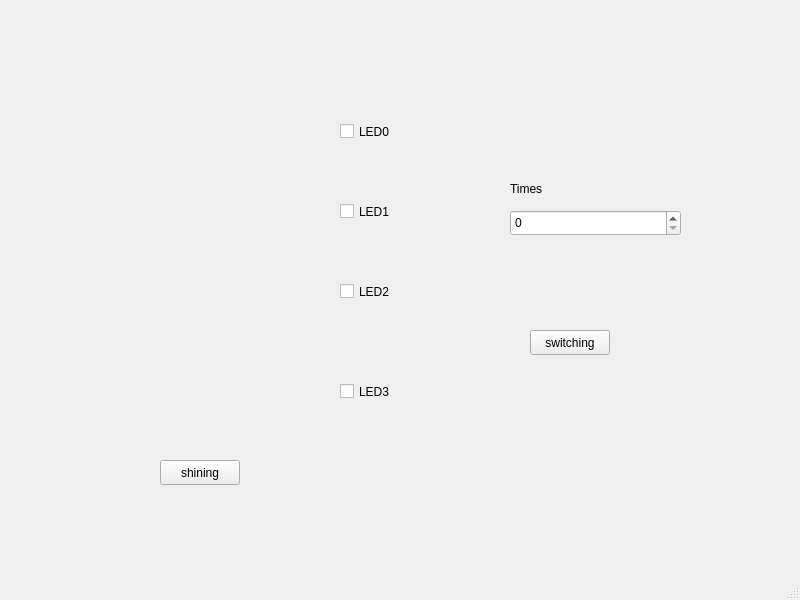
This is mainwindow.ui in jykuo-love-shiritori/cross-compile-thing as Qt 5 draws it before an edit. The edited form follows.
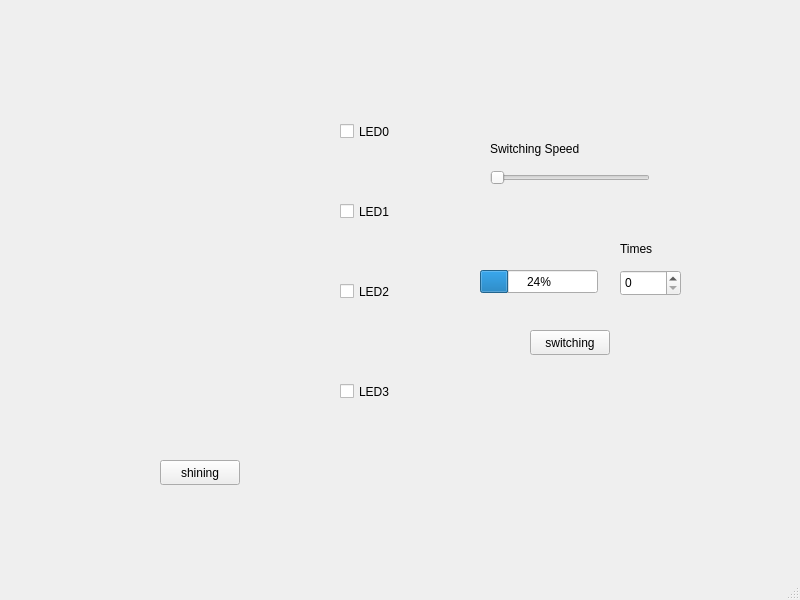
This is the edited form. Icons and pictures are not drawn.

```diff
--- a/mainwindow.ui
+++ b/mainwindow.ui
@@ -95,8 +95,8 @@
    <widget class="QLabel" name="label">
     <property name="geometry">
      <rect>
-      <x>510</x>
-      <y>180</y>
+      <x>620</x>
+      <y>240</y>
       <width>55</width>
       <height>17</height>
      </rect>
@@ -187,9 +187,9 @@
    <widget class="QSpinBox" name="spinBox">
     <property name="geometry">
      <rect>
-      <x>510</x>
-      <y>210</y>
-      <width>171</width>
+      <x>620</x>
+      <y>270</y>
+      <width>61</width>
       <height>26</height>
      </rect>
     </property>
@@ -197,6 +197,45 @@
      <number>99</number>
     </property>
    </widget>
+   <widget class="QProgressBar" name="progressBar">
+    <property name="geometry">
+     <rect>
+      <x>480</x>
+      <y>270</y>
+      <width>118</width>
+      <height>23</height>
+     </rect>
+    </property>
+    <property name="value">
+     <number>24</number>
+    </property>
+   </widget>
+   <widget class="QSlider" name="horizontalSlider">
+    <property name="geometry">
+     <rect>
+      <x>490</x>
+      <y>170</y>
+      <width>160</width>
+      <height>16</height>
+     </rect>
+    </property>
+    <property name="orientation">
+     <enum>Qt::Horizontal</enum>
+    </property>
+   </widget>
+   <widget class="QLabel" name="label_6">
+    <property name="geometry">
+     <rect>
+      <x>490</x>
+      <y>140</y>
+      <width>151</width>
+      <height>17</height>
+     </rect>
+    </property>
+    <property name="text">
+     <string>Switching Speed</string>
+    </property>
+   </widget>
   </widget>
   <widget class="QMenuBar" name="menubar">
    <property name="geometry">
```
Left out of the diff: 22 changed lines with no effect on the pictures.
